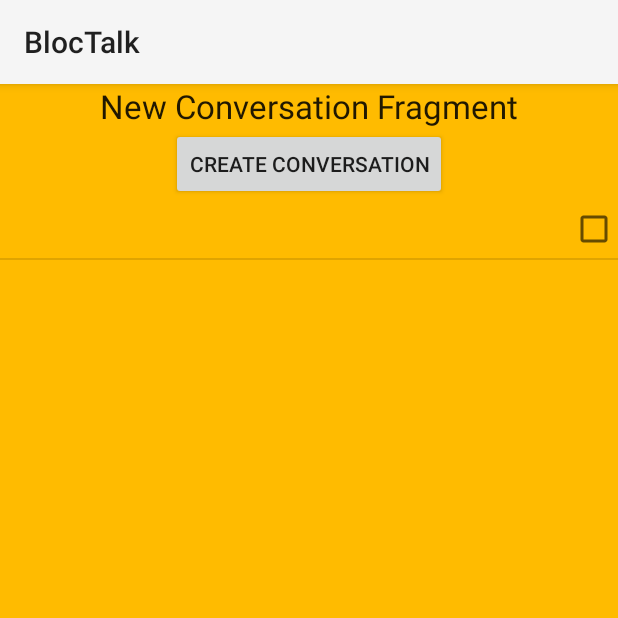
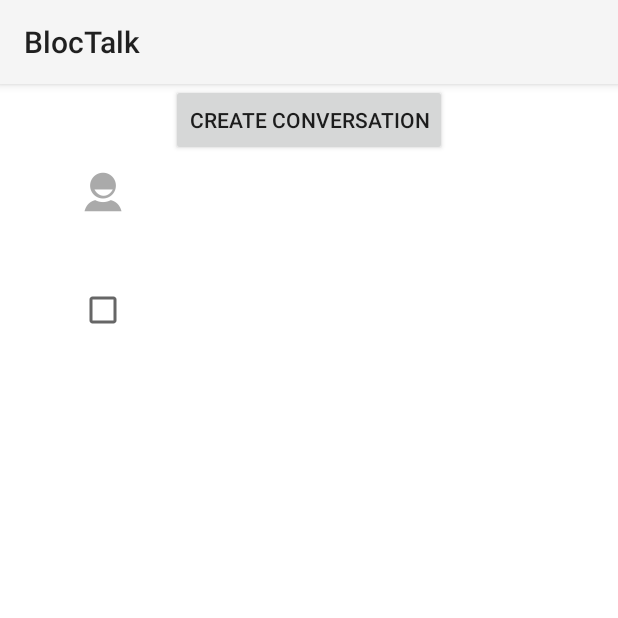
Before and after one commit to stereotype13/BlocTalk, an Android app: the fragment NewConversationFragment shown on its own in the app's theme, on a phone screen of 412 x 824 dp, the top half of it. Run offline under Robolectric (Android 15) with nearby library versions, the phone set to English and light mode, and no system bars; 4 statements that could not run were skipped.

```diff
--- a/app/src/main/java/com/test/bloctalk/app/NewConversationFragment.java
+++ b/app/src/main/java/com/test/bloctalk/app/NewConversationFragment.java
@@ -8,6 +8,7 @@ import android.view.ViewGroup;
 import android.widget.AdapterView;
 import android.widget.Button;
 import android.widget.CheckBox;
+import android.widget.GridView;
 import android.widget.ListView;
 import android.widget.Toast;
 
@@ -21,7 +22,6 @@ public class NewConversationFragment extends Fragment {
 
     private static final String POTENTIAL_PARTICIPANTS = "POTENTIAL_PARTICIPANTS";
     private static final String SELECTED_PARTICIPANTS = "SELECTED_PARTICIPANTS";
-    private static final String USER_WRAPPERS = "USER_WRAPPERS";
     private static final String CONVERSATION = "CONVERSATION";
 
     private ArrayList<User> mPotentialParticipants;
@@ -53,14 +53,13 @@ public class NewConversationFragment extends Fragment {
             mConversation = savedInstanceState.getParcelable(CONVERSATION);
             mPotentialParticipants = savedInstanceState.getParcelableArrayList(POTENTIAL_PARTICIPANTS);
             mSelectedParticipants = savedInstanceState.getParcelableArrayList(SELECTED_PARTICIPANTS);
-            mUserWrappers = savedInstanceState.getParcelableArrayList(USER_WRAPPERS);
         }
         else {
             mSelectedParticipants = new ArrayList<User>();
-            mUsersAdapter = new UsersAdapter(getActivity(), mPotentialParticipants);
-            mUserWrappers = mUsersAdapter.getUserWrappers();
         }
 
+        mUsersAdapter = new UsersAdapter(getActivity(), mPotentialParticipants);
+        mUserWrappers = mUsersAdapter.getUserWrappers();
 
     }
 
@@ -68,9 +67,10 @@ public class NewConversationFragment extends Fragment {
     public View onCreateView(LayoutInflater inflater, ViewGroup container, Bundle savedInstanceState) {
 
         View rootView = inflater.inflate(R.layout.new_conversation_fragment, container, false);
-        final ListView listView = (ListView) rootView.findViewById(R.id.lvNewConversationFragment);
 
-        listView.setAdapter(mUsersAdapter);
+        final GridView gridView = (GridView) rootView.findViewById(R.id.gvNewConversation);
+
+        gridView.setAdapter(mUsersAdapter);
 
         Button btnCreateConversation = (Button) rootView.findViewById(R.id.btnCreateConversation);
         btnCreateConversation.setOnClickListener(new View.OnClickListener() {
@@ -90,7 +90,7 @@ public class NewConversationFragment extends Fragment {
             }
         });
 
-        listView.setOnItemClickListener(new AdapterView.OnItemClickListener() {
+        gridView.setOnItemClickListener(new AdapterView.OnItemClickListener() {
             @Override
             public void onItemClick(AdapterView<?> adapterView, View view, int i, long l) {
 
@@ -124,7 +124,6 @@ public class NewConversationFragment extends Fragment {
         outState.putParcelableArrayList(POTENTIAL_PARTICIPANTS, mPotentialParticipants);
         outState.putParcelableArrayList(SELECTED_PARTICIPANTS, mSelectedParticipants);
         outState.putParcelable(CONVERSATION, mConversation);
-        outState.putParcelableArrayList(USER_WRAPPERS, mUserWrappers);
     }
 
     public interface INewConversationFragmentListener {
--- a/app/src/main/res/layout/new_conversation_fragment.xml
+++ b/app/src/main/res/layout/new_conversation_fragment.xml
@@ -4,16 +4,8 @@
     android:orientation="vertical"
     android:layout_width="match_parent"
     android:layout_height="match_parent"
-    android:background="#FFBB00"
+    android:background="#FFFFFF"
     >
-
-    <TextView
-        android:layout_width="wrap_content"
-        android:layout_height="wrap_content"
-        android:textAppearance="?android:attr/textAppearanceLarge"
-        android:text="New Conversation Fragment"
-        android:id="@+id/textView"
-        android:layout_gravity="center_horizontal" />
 
     <Button
         android:id="@+id/btnCreateConversation"
@@ -22,10 +14,9 @@
         android:layout_width="wrap_content"
         android:layout_height="wrap_content" />
 
-    <ListView
-        android:id="@+id/lvNewConversationFragment"
+    <GridView
+        android:id="@+id/gvNewConversation"
+        android:numColumns="3"
         android:layout_width="match_parent"
-        android:layout_height="match_parent">
-
-        </ListView>
+        android:layout_height="fill_parent"></GridView>
 </LinearLayout>
--- a/app/src/main/res/layout/new_conversation_fragment_list_item.xml
+++ b/app/src/main/res/layout/new_conversation_fragment_list_item.xml
@@ -1,45 +1,38 @@
 <?xml version="1.0" encoding="utf-8"?>
 
-<RelativeLayout xmlns:android="http://schemas.android.com/apk/res/android"
-    android:orientation="horizontal" android:layout_width="match_parent"
+<LinearLayout xmlns:android="http://schemas.android.com/apk/res/android"
+    android:orientation="vertical" android:layout_width="match_parent"
     android:layout_height="match_parent"
     android:id="@+id/new_conversation_fragment_list_item">
 
-    <LinearLayout xmlns:android="http://schemas.android.com/apk/res/android"
-        android:orientation="vertical" android:layout_width="wrap_content"
-        android:layout_height="wrap_content"
-        android:layout_gravity="left"
-        android:gravity="left"
-        android:id="@+id/new_conversation_fragment_sub_list_item"
-        >
+    <ImageView
+        android:src="@drawable/ic_default_contact"
+        android:layout_gravity="center_horizontal"
+        android:layout_width="wrap_content"
+        android:layout_height="wrap_content" />
 
     <TextView
         android:id="@+id/tvName"
+        android:layout_gravity="center_horizontal"
         android:layout_width="wrap_content"
         android:layout_height="wrap_content" />
 
 
     <TextView
         android:id="@+id/tvMobileNumber"
+        android:layout_gravity="center_horizontal"
         android:layout_width="wrap_content"
         android:layout_height="wrap_content" />
 
 
-
-    </LinearLayout>
-
     <CheckBox
         android:id="@+id/cbIsSelected"
-        android:layout_gravity="right"
-        android:gravity="center_vertical"
+        android:layout_gravity="center_horizontal"
         android:checked="false"
         android:layout_width="wrap_content"
-        android:layout_alignBottom="@id/new_conversation_fragment_sub_list_item"
-        android:layout_alignTop="@id/new_conversation_fragment_sub_list_item"
-        android:layout_alignParentRight="true"
         android:layout_height="wrap_content"
         android:focusable="false"
         android:focusableInTouchMode="false"
         />
 
-</RelativeLayout>
+</LinearLayout>
```
Also changed, not shown: app/src/main/java/com/test/bloctalk/app/UsersAdapter.java (+3 -0 lines), app/src/main/ic_default_contact-web.png (added), app/src/main/res/drawable-hdpi/ic_default_contact.png (added), app/src/main/res/drawable-mdpi/ic_default_contact.png (added), app/src/main/res/drawable-xhdpi/ic_default_contact.png (added), app/src/main/res/drawable-xxhdpi/ic_default_contact.png (added), 2 other files. Lines whose indentation alone changed are shown as unchanged.
